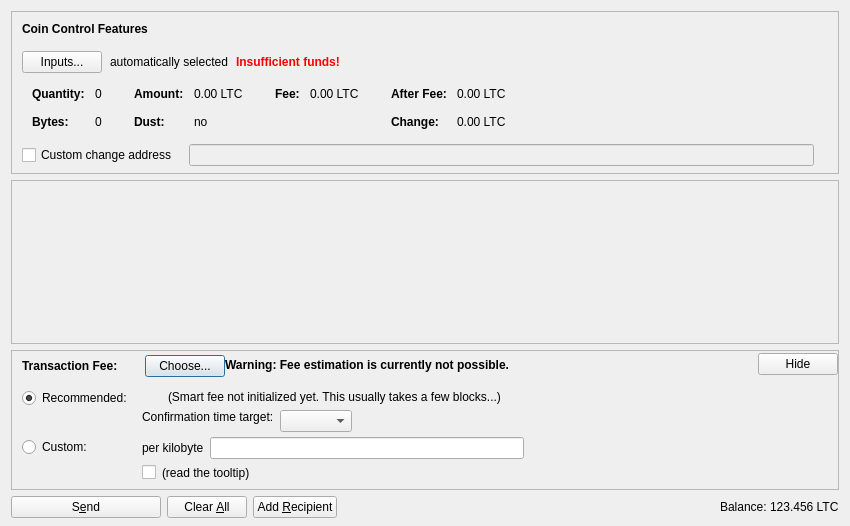
Old version of the form src/qt/forms/sendcoinsdialog.ui in the repository mastermind4242/tubacle.
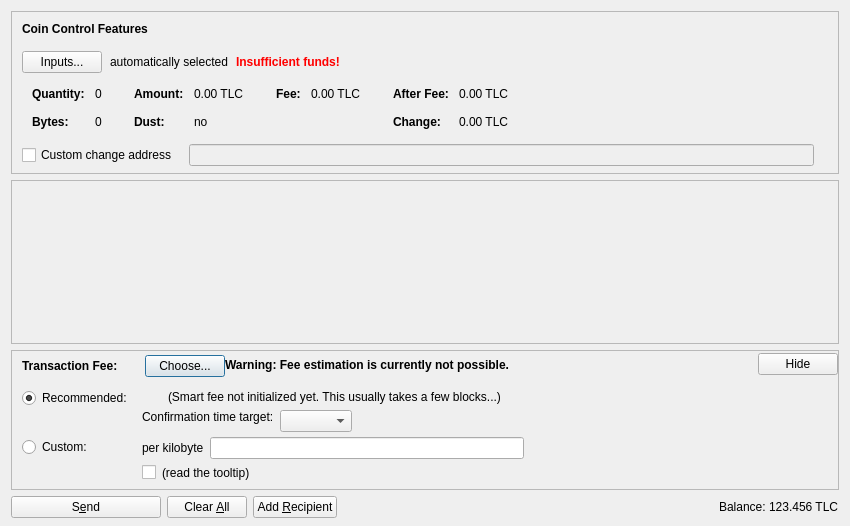
New version of the form. Icons and pictures are not drawn. Custom widgets are drawn as their Qt base class.

```diff
--- a/src/qt/forms/sendcoinsdialog.ui
+++ b/src/qt/forms/sendcoinsdialog.ui
@@ -324,7 +324,7 @@
                   <enum>Qt::ActionsContextMenu</enum>
                  </property>
                  <property name="text">
-                  <string notr="true">0.00 LTC</string>
+                  <string notr="true">0.00 TLC</string>
                  </property>
                  <property name="textInteractionFlags">
                   <set>Qt::LinksAccessibleByMouse|Qt::TextSelectableByKeyboard|Qt::TextSelectableByMouse</set>
@@ -404,7 +404,7 @@
                   <enum>Qt::ActionsContextMenu</enum>
                  </property>
                  <property name="text">
-                  <string notr="true">0.00 LTC</string>
+                  <string notr="true">0.00 TLC</string>
                  </property>
                  <property name="textInteractionFlags">
                   <set>Qt::LinksAccessibleByMouse|Qt::TextSelectableByKeyboard|Qt::TextSelectableByMouse</set>
@@ -455,7 +455,7 @@
                   <enum>Qt::ActionsContextMenu</enum>
                  </property>
                  <property name="text">
-                  <string notr="true">0.00 LTC</string>
+                  <string notr="true">0.00 TLC</string>
                  </property>
                  <property name="textInteractionFlags">
                   <set>Qt::LinksAccessibleByMouse|Qt::TextSelectableByKeyboard|Qt::TextSelectableByMouse</set>
@@ -484,7 +484,7 @@
                   <enum>Qt::ActionsContextMenu</enum>
                  </property>
                  <property name="text">
-                  <string notr="true">0.00 LTC</string>
+                  <string notr="true">0.00 TLC</string>
                  </property>
                  <property name="textInteractionFlags">
                   <set>Qt::LinksAccessibleByMouse|Qt::TextSelectableByKeyboard|Qt::TextSelectableByMouse</set>
@@ -1237,7 +1237,7 @@
           <cursorShape>IBeamCursor</cursorShape>
          </property>
          <property name="text">
-          <string notr="true">123.456 LTC</string>
+          <string notr="true">123.456 TLC</string>
          </property>
          <property name="textInteractionFlags">
           <set>Qt::LinksAccessibleByMouse|Qt::TextSelectableByKeyboard|Qt::TextSelectableByMouse</set>
```
Left out of the diff: 4 changed lines with no effect on the pictures.
